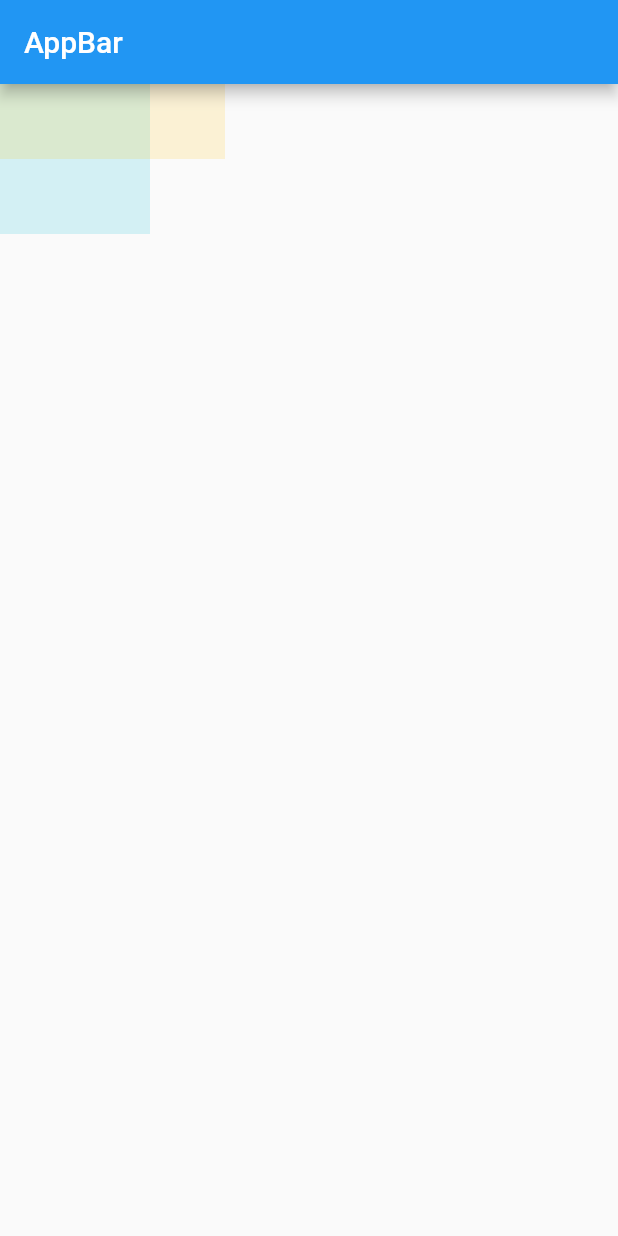
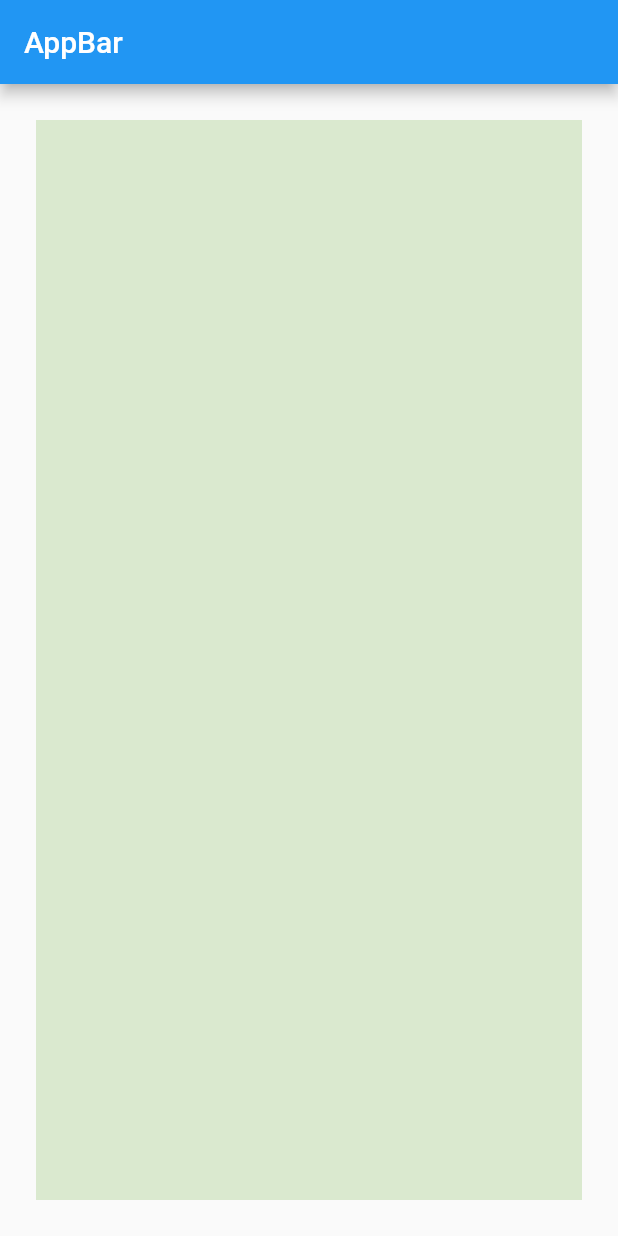
Before and after one commit to kno3a87/kuno_flutter_sample, a Flutter app: the screen it shows after launch, on a phone screen of 412 x 824 dp. Run offline on Flutter 3.47's test engine with Material 2 defaults, Android fonts, the phone set to English and light mode, and no system bars.

Commit message:
padding + expand

```diff
--- a/lib/stack/stack_exsample.dart
+++ b/lib/stack/stack_exsample.dart
@@ -11,7 +11,10 @@ class StackExsample extends StatelessWidget {
       appBar: AppBar(
         title: const Text("AppBar"),
       ),
-      body: Stack(
+      body: Padding(
+        padding: const EdgeInsets.all(24.0),
+        child: Stack(
+          fit: StackFit.expand,
           children: [
             SizedBox(
               height: 100,
@@ -25,6 +28,7 @@ class StackExsample extends StatelessWidget {
             ),
           ],
         ),
+      ),
     );
   }
 }
```
Lines whose indentation alone changed are shown as unchanged.
